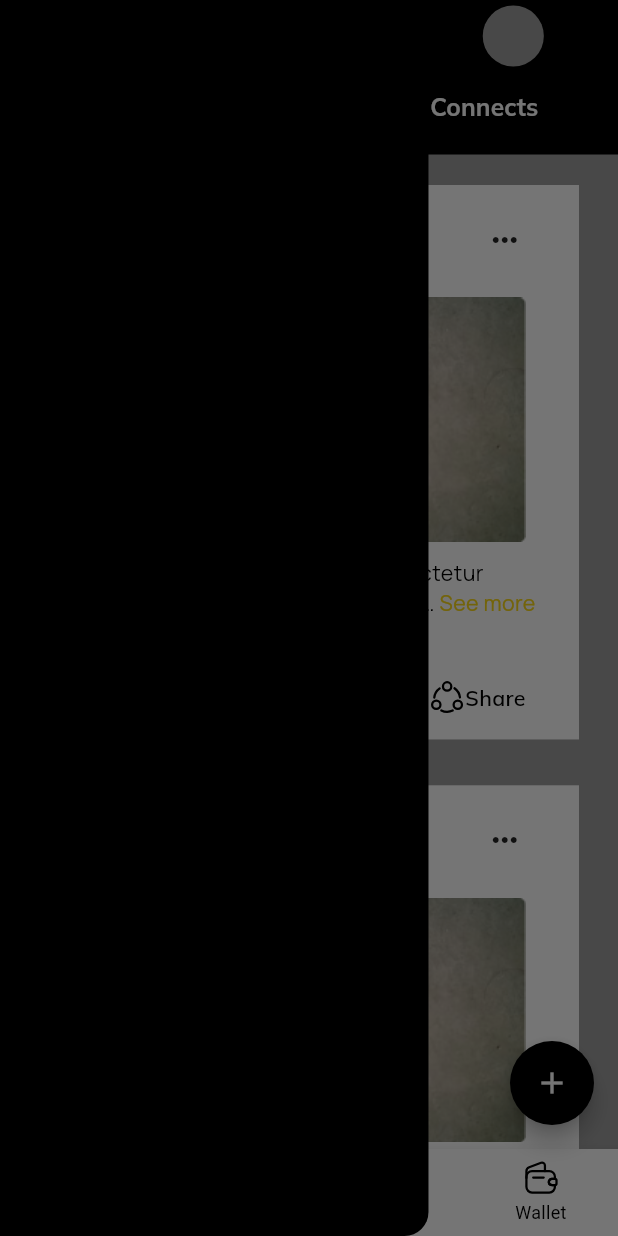
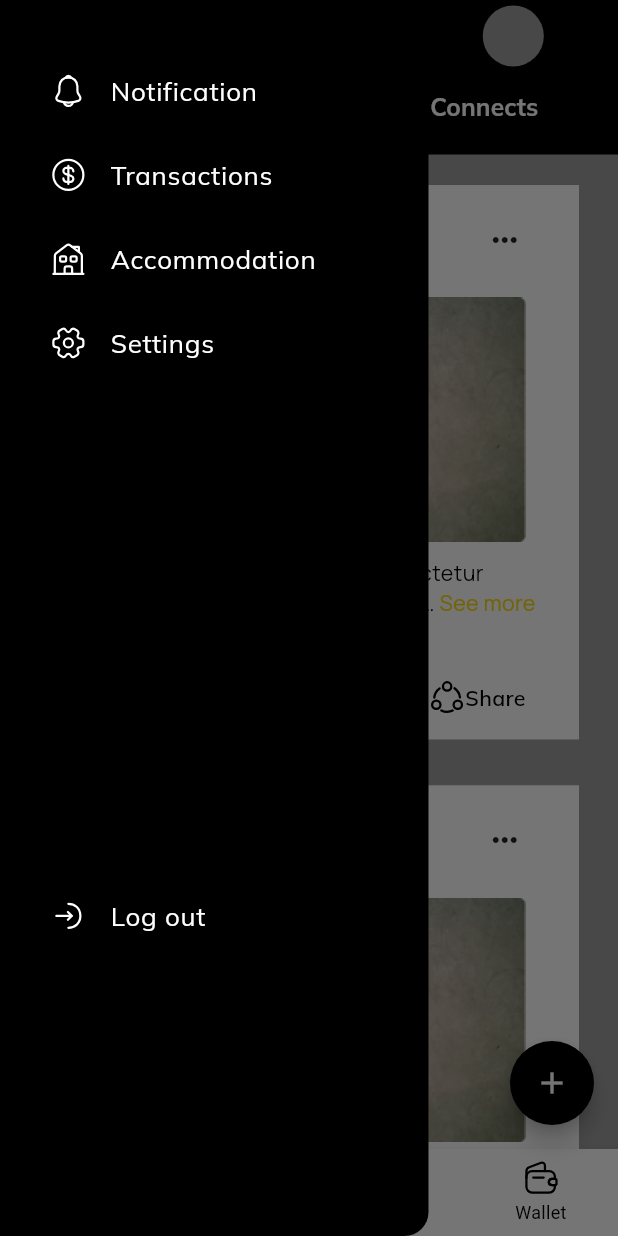
Before and after one commit to Ire-oluwa/Bridgev2, a Flutter app: the Dashboard screen opened by its route, with the side drawer open, on a phone screen of 412 x 824 dp. Run offline on Flutter 3.47's test engine with Material 3 defaults, Android fonts, the phone set to English and light mode, and no system bars; drawn by our look-alikes of readmore; our stand-ins replace carousel_slider, dots_indicator, flutter_screenutil, flutter_svg, font_awesome_flutter, get and 1 more.

Commit message:
drawer widget icons

```diff
--- a/lib/main_screens/home/dashboard.dart
+++ b/lib/main_screens/home/dashboard.dart
@@ -1,9 +1,12 @@
 import 'package:bridge_v2/main_screens/home/dashboard_controller.dart';
 import 'package:bridge_v2/main_screens/home/home_controller.dart';
 import 'package:bridge_v2/utilities/constants.dart';
+import 'package:bridge_v2/utilities/strings.dart';
 import 'package:bridge_v2/utilities/widgets/my_text.dart';
+import 'package:bridge_v2/utilities/widgets/space.dart';
 import 'package:flutter/material.dart';
 import 'package:flutter_screenutil/flutter_screenutil.dart';
+import 'package:flutter_svg/flutter_svg.dart';
 import 'package:get/get.dart';
 import 'package:google_fonts/google_fonts.dart';
 
@@ -38,11 +41,18 @@ class Dashboard extends StatelessWidget {
         drawer: Drawer(
           backgroundColor: kPrimaryBlack,
           width: 260.w,
-          child: Column(
-            children: [
-              MyListTile(
-              ),
-            ],
+          child: Padding(
+            padding: EdgeInsets.fromLTRB(16.w, 32.h, 16.w, 156.h),
+            child: Column(
+              children: [
+                MyListTile(leading: SvgPicture.asset("images/home_screen/notification.svg"), text: kNotification, onTap: (){},),
+                MyListTile(leading: SvgPicture.asset("images/home_screen/dollar-circle.svg"), text: kTransactions, onTap: (){},),
+                MyListTile(leading: SvgPicture.asset("images/home_screen/house.svg"), text: kAccommodation, onTap: (){},),
+                MyListTile(leading: SvgPicture.asset("images/home_screen/settings.svg"), text: kSettings, onTap: (){},),
+                MySpace(height: 320.h),
+                MyListTile(leading: SvgPicture.asset("images/home_screen/logout.svg"), text: kLogout, onTap: (){},),
+              ],
+            ),
           ),
         ),
         floatingActionButton: FloatingActionButton(
@@ -70,20 +80,20 @@ class Dashboard extends StatelessWidget {
 
 class MyListTile extends StatelessWidget {
   const MyListTile({
-    super.key, this.leading, this.text, this.fontSize, this.fontWeight, this.colour, this.onTap,
+    super.key, this.leading, this.text, this.fontSize, this.fontWeight, this.textColour, this.onTap,
   });
   final Widget? leading;
   final String? text;
   final double? fontSize;
   final FontWeight? fontWeight;
-  final Color? colour;
+  final Color? textColour;
   final void Function()? onTap;
 
   @override
   Widget build(BuildContext context) {
     return ListTile(
       leading: leading,
-      title: MyText(text: text ?? "", fontSize: fontSize ?? 17.sp, fontWeight: fontWeight ?? kRegular, colour: colour ?? kPrimaryWhite,),
+      title: MyText(text: text ?? "", fontSize: fontSize ?? 17.sp, fontWeight: fontWeight ?? kRegular, colour: textColour ?? kPrimaryWhite,),
       onTap: onTap,
     );
   }
--- a/lib/utilities/strings.dart
+++ b/lib/utilities/strings.dart
@@ -27,3 +27,8 @@ const String kMaami = "Maami";
 const String kWallet = "Wallet";
 const String kTrending = "Trending";
 const String kMyConnects = "My Connects";
+const String kNotification = "Notification";
+const String kTransactions = "Transactions";
+const String kAccommodation = "Accommodation";
+const String kSettings = "Settings";
+const String kLogout = "Log out";
--- a/lib/utilities/widgets/my_text.dart
+++ b/lib/utilities/widgets/my_text.dart
@@ -12,6 +12,6 @@ class MyText extends StatelessWidget {
 
   @override
   Widget build(BuildContext context) {
-    return Text(text, textAlign: align, style: GoogleFonts.mulish(color: colour, fontSize: fontSize, fontWeight: fontWeight), overflow: TextOverflow.ellipsis, maxLines: maxLines,);
+    return Text(text, textAlign: align, style: GoogleFonts.mulish(color: colour, fontSize: fontSize, fontWeight: fontWeight), overflow: TextOverflow.ellipsis, maxLines: maxLines ?? 4,);
   }
 }
```
